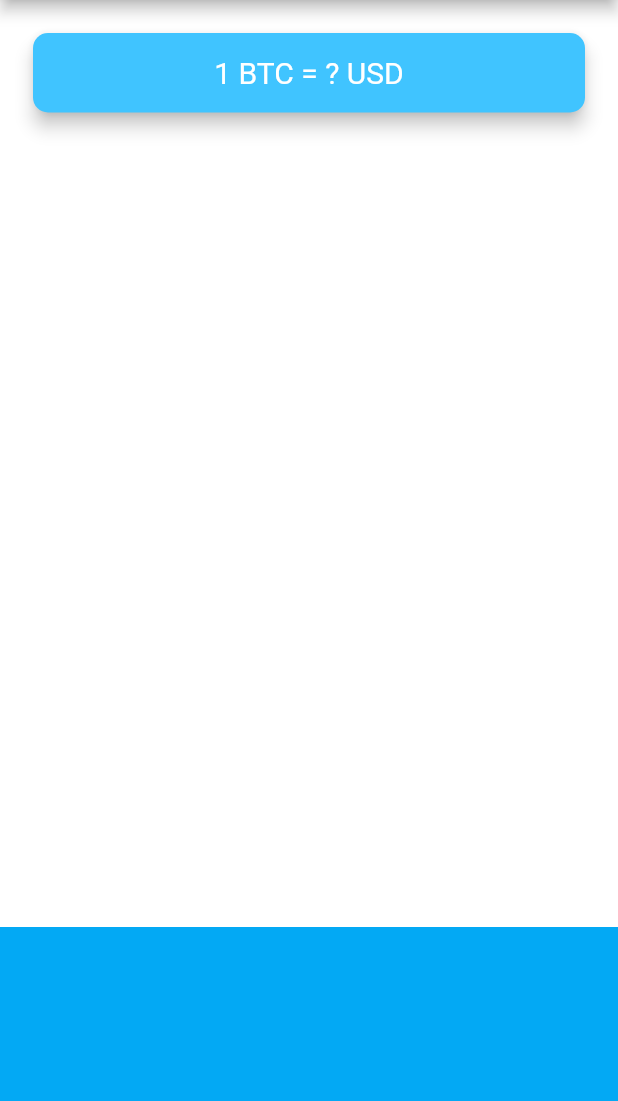
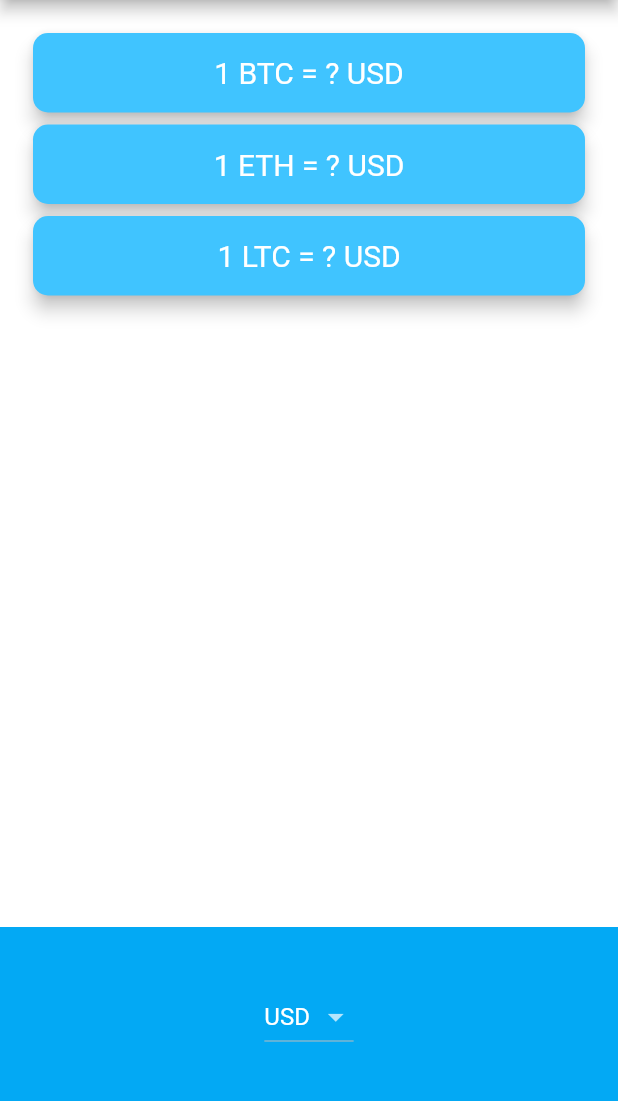
Before and after one commit to albertmiro/flutter_course, a Flutter app: the screen it shows after launch, on a phone screen of 412 x 824 dp, the part 84-1185 px from its top. Run offline on Flutter 3.47's test engine with Material 2 defaults, Android fonts, the phone set to English and light mode, and no system bars; our stand-ins replace audioplayers, flutter_spinkit, font_awesome_flutter, geolocator, rflutter_alert; network calls fail.

Commit message:
Added different coin conversions

```diff
--- a/bitcoin-ticker/lib/price_screen.dart
+++ b/bitcoin-ticker/lib/price_screen.dart
@@ -1,4 +1,7 @@
 import 'package:flutter/material.dart';
+import 'package:flutter/cupertino.dart';
+import 'coin_data.dart';
+import 'dart:io' show Platform;
 
 class PriceScreen extends StatefulWidget {
   @override
@@ -6,6 +9,75 @@ class PriceScreen extends StatefulWidget {
 }
 
 class _PriceScreenState extends State<PriceScreen> {
+  String selectedCurrency = 'USD';
+
+  DropdownButton<String> androidDropdown() {
+    List<DropdownMenuItem<String>> dropdownItems = [];
+    for (String currency in currenciesList) {
+      var newItem = DropdownMenuItem(
+        child: Text(currency),
+        value: currency,
+      );
+      dropdownItems.add(newItem);
+    }
+
+    return DropdownButton<String>(
+      value: selectedCurrency,
+      items: dropdownItems,
+      onChanged: (value) {
+        setState(() {
+          selectedCurrency = value;
+          getData();
+        });
+      },
+    );
+  }
+
+  CupertinoPicker iOSPicker() {
+    List<Text> pickerItems = [];
+    for (String currency in currenciesList) {
+      pickerItems.add(Text(currency));
+    }
+
+    return CupertinoPicker(
+      backgroundColor: Colors.lightBlue,
+      itemExtent: 32.0,
+      onSelectedItemChanged: (selectedIndex) {
+        print(selectedIndex);
+      },
+      children: pickerItems,
+    );
+  }
+
+  //12. Create a variable to hold the value and use in our Text Widget. Give the variable a starting value of '?' before the data comes back from the async methods.
+  String BTCValue = '?';
+  String ETHValue = '?';
+  String LTCValue = '?';
+
+  //11. Create an async method here await the coin data from coin_data.dart
+  void getData() async {
+    try {
+      double dataBTC = await CoinData().getCoinData('BTC',selectedCurrency);
+      double dataETH = await CoinData().getCoinData('ETH',selectedCurrency);
+      double dataLTC = await CoinData().getCoinData('LTC',selectedCurrency);
+      //13. We can't await in a setState(). So you have to separate it out into two steps.
+      setState(() {
+        BTCValue = dataBTC.toStringAsFixed(0);
+        ETHValue = dataETH.toStringAsFixed(0);
+        LTCValue = dataLTC.toStringAsFixed(0);
+      });
+    } catch (e) {
+      print(e);
+    }
+  }
+
+  @override
+  void initState() {
+    super.initState();
+    //14. Call getData() when the screen loads up. We can't call CoinData().getCoinData() directly here because we can't make initState() async.
+    getData();
+  }
+
   @override
   Widget build(BuildContext context) {
     return Scaffold(
@@ -18,23 +90,10 @@ class _PriceScreenState extends State<PriceScreen> {
         children: <Widget>[
           Padding(
             padding: EdgeInsets.fromLTRB(18.0, 18.0, 18.0, 0),
-            child: Card(
-              color: Colors.lightBlueAccent,
-              elevation: 5.0,
-              shape: RoundedRectangleBorder(
-                borderRadius: BorderRadius.circular(10.0),
-              ),
-              child: Padding(
-                padding: EdgeInsets.symmetric(vertical: 15.0, horizontal: 28.0),
-                child: Text(
-                  '1 BTC = ? USD',
-                  textAlign: TextAlign.center,
-                  style: TextStyle(
-                    fontSize: 20.0,
-                    color: Colors.white,
-                  ),
-                ),
-              ),
+            child: Column(
+              mainAxisAlignment: MainAxisAlignment.spaceBetween,
+              crossAxisAlignment: CrossAxisAlignment.stretch,
+              children: buildCurrenciesCards(),
             ),
           ),
           Container(
@@ -42,10 +101,49 @@ class _PriceScreenState extends State<PriceScreen> {
             alignment: Alignment.center,
             padding: EdgeInsets.only(bottom: 30.0),
             color: Colors.lightBlue,
-            child: null,
+            child: Platform.isIOS ? iOSPicker() : androidDropdown(),
           ),
         ],
       ),
     );
   }
+
+  Widget buildCurrencyCard(String currency) {
+    return Card(
+      color: Colors.lightBlueAccent,
+      elevation: 5.0,
+      shape: RoundedRectangleBorder(
+        borderRadius: BorderRadius.circular(10.0),
+      ),
+      child: Padding(
+        padding: EdgeInsets.symmetric(vertical: 15.0, horizontal: 28.0),
+        child: Text(
+          //15. Update the Text Widget with the data in bitcoinValueInUSD.
+          '1 $currency = ${getValueInCurrency(currency)} $selectedCurrency',
+          textAlign: TextAlign.center,
+          style: TextStyle(
+            fontSize: 20.0,
+            color: Colors.white,
+          ),
+        ),
+      ),
+    );
+  }
+
+  List<Widget> buildCurrenciesCards() {
+    List<Widget> cryptoCardsList = new List<Widget>();
+    cryptoList.forEach((element) {
+      cryptoCardsList.add(buildCurrencyCard(element));
+    });
+    return cryptoCardsList;
+  }
+
+  String getValueInCurrency(String currency) {
+    switch(currency) {
+      case 'BTC': return BTCValue;
+      case 'ETH': return ETHValue;
+      case 'LTC': return LTCValue;
+      default: return '?';
+    }
+  }
 }
--- a/bitcoin-ticker/pubspec.yaml
+++ b/bitcoin-ticker/pubspec.yaml
@@ -14,6 +14,7 @@ dependencies:
 dev_dependencies:
   flutter_test:
     sdk: flutter
+  http: ^0.12.0+2
 
 flutter:
 
```
Also changed, not shown: bitcoin-ticker/lib/coin_data.dart (+30 -1 lines), bitcoin-ticker/pubspec.lock, 1 other file.
